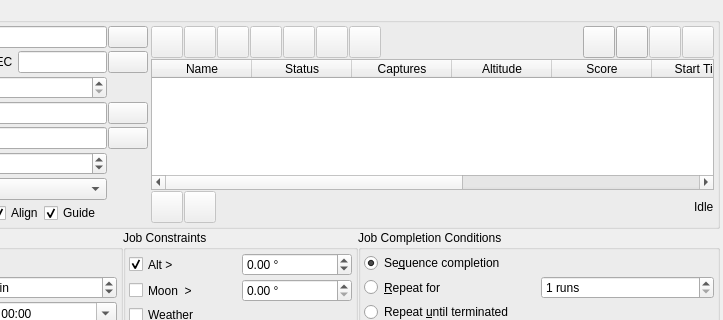
Before: the Qt Designer form kstars/ekos/scheduler/scheduler.ui in KDE/kstars, drawn with Qt 5; both pictures show x 202 to 925 and y 0 to 320 of the 925 by 432 pixel window.
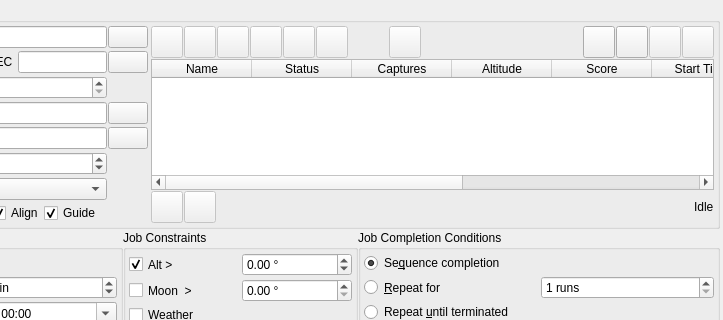
After: the same form once the commit is applied. Icons and pictures are not drawn. Custom widgets are drawn as their Qt base class.

```diff
--- a/kstars/ekos/scheduler/scheduler.ui
+++ b/kstars/ekos/scheduler/scheduler.ui
@@ -830,6 +830,22 @@
             </property>
            </widget>
           </item>
+          <item>
+           <spacer name="horizontalSpacer_3">
+            <property name="orientation">
+             <enum>Qt::Horizontal</enum>
+            </property>
+            <property name="sizeType">
+             <enum>QSizePolicy::Preferred</enum>
+            </property>
+            <property name="sizeHint" stdset="0">
+             <size>
+              <width>40</width>
+              <height>20</height>
+             </size>
+            </property>
+           </spacer>
+          </item>
           <item>
            <widget class="QPushButton" name="mosaicB">
             <property name="enabled">
@@ -866,6 +882,9 @@
             <property name="orientation">
              <enum>Qt::Horizontal</enum>
             </property>
+            <property name="sizeType">
+             <enum>QSizePolicy::Expanding</enum>
+            </property>
             <property name="sizeHint" stdset="0">
              <size>
               <width>40</width>
```
Left out of the diff: 2 changed lines with no effect on the pictures.
